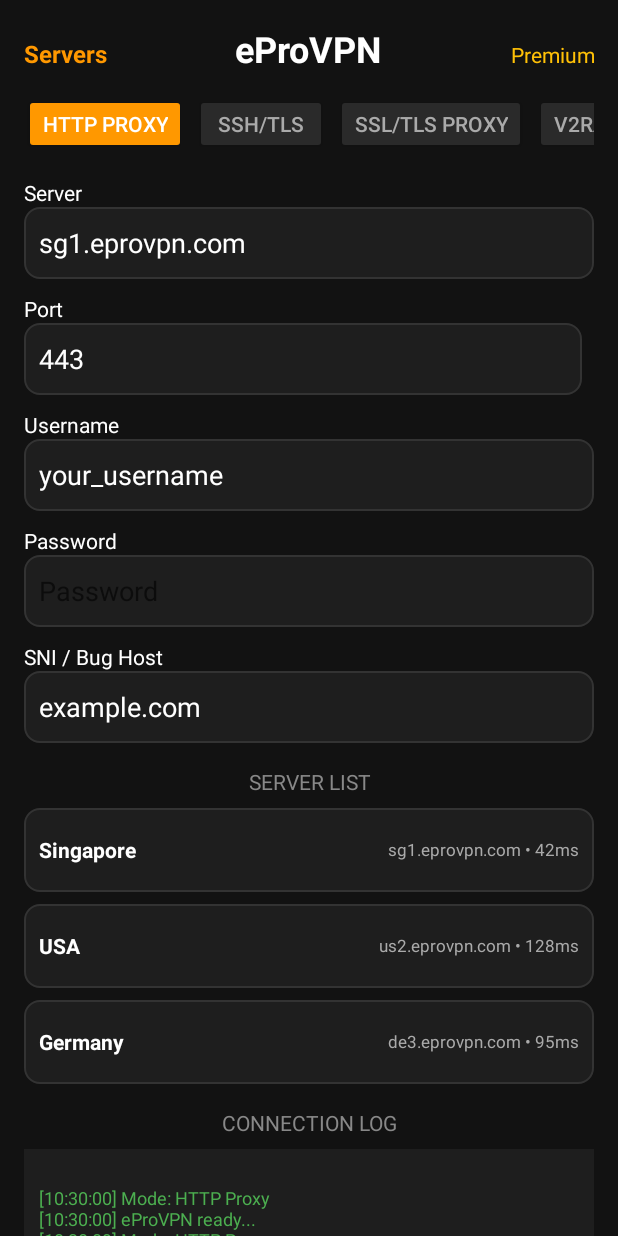
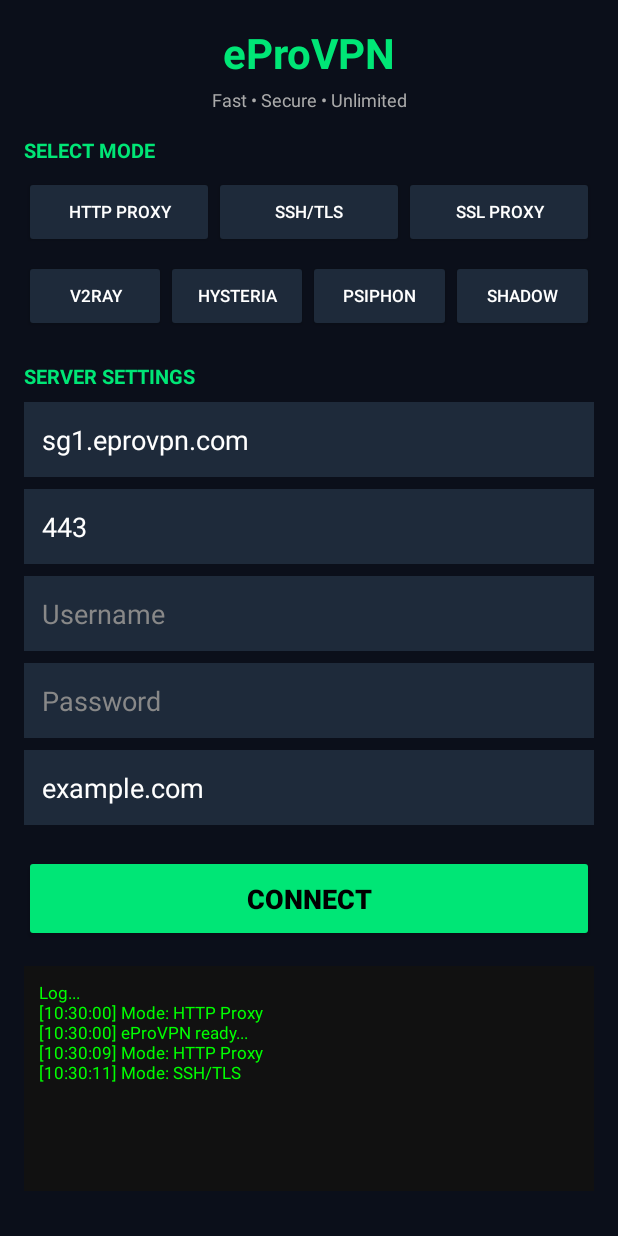
Before and after one commit to Getvinix/eProVPN, an Android app: the screen it shows after launch (MainActivity), after a tap on "SSH/TLS", on a phone screen of 412 x 824 dp. Run offline under Robolectric (Android 15) with nearby library versions, the phone set to English and light mode, and no system bars; 1 other tap on this screen came first.

Commit message:
Update activity_main.xml

```diff
--- a/app/src/main/res/layout/activity_main.xml
+++ b/app/src/main/res/layout/activity_main.xml
@@ -1,94 +1,87 @@
 <?xml version="1.0" encoding="utf-8"?>
 <ScrollView xmlns:android="http://schemas.android.com/apk/res/android"
-    android:layout_width="match_parent" android:layout_height="match_parent"
-    android:background="#121212" android:fillViewport="true">
-    <LinearLayout android:layout_width="match_parent" android:layout_height="wrap_content" android:orientation="vertical" android:padding="16dp">
+    android:layout_width="match_parent"
+    android:layout_height="match_parent"
+    android:background="#0B0F1A"
+    android:padding="16dp">
 
-        <LinearLayout android:layout_width="match_parent" android:layout_height="wrap_content" android:orientation="horizontal">
-            <TextView android:id="@+id/btnServers" android:layout_width="0dp" android:layout_weight="1" android:layout_height="wrap_content" android:text="Servers" android:textColor="#FF9800" android:textSize="16sp" android:textStyle="bold"/>
-            <TextView android:text="eProVPN" android:layout_width="wrap_content" android:layout_height="wrap_content" android:textColor="#FFFFFF" android:textSize="24sp" android:textStyle="bold"/>
-            <TextView android:id="@+id/btnPremium" android:layout_width="0dp" android:layout_weight="1" android:layout_height="wrap_content" android:text="Premium" android:textColor="#FFC107" android:textSize="14sp" android:gravity="end"/>
+    <LinearLayout
+        android:layout_width="match_parent"
+        android:layout_height="wrap_content"
+        android:orientation="vertical">
+
+        <TextView
+            android:layout_width="match_parent"
+            android:layout_height="wrap_content"
+            android:text="eProVPN"
+            android:textColor="#00E676"
+            android:textSize="28sp"
+            android:textStyle="bold"
+            android:gravity="center"
+            android:layout_marginBottom="4dp" />
+
+        <TextView
+            android:layout_width="match_parent"
+            android:layout_height="wrap_content"
+            android:text="Fast • Secure • Unlimited"
+            android:textColor="#AAAAAA"
+            android:textSize="12sp"
+            android:gravity="center"
+            android:layout_marginBottom="16dp" />
+
+        <TextView android:layout_width="wrap_content" android:layout_height="wrap_content" android:text="SELECT MODE" android:textColor="#00E676" android:textStyle="bold" android:textSize="13sp" />
+
+        <LinearLayout android:layout_width="match_parent" android:layout_height="wrap_content" android:orientation="horizontal" android:layout_marginTop="8dp">
+            <Button android:id="@+id/btnHttpProxy" android:layout_width="0dp" android:layout_height="48dp" android:layout_weight="1" android:text="HTTP Proxy" android:textSize="11sp" android:backgroundTint="#1E2A3A" android:textColor="#FFFFFF" />
+            <Button android:id="@+id/btnSshTls" android:layout_width="0dp" android:layout_height="48dp" android:layout_weight="1" android:text="SSH/TLS" android:textSize="11sp" android:backgroundTint="#1E2A3A" android:textColor="#FFFFFF" />
+            <Button android:id="@+id/btnSslProxy" android:layout_width="0dp" android:layout_height="48dp" android:layout_weight="1" android:text="SSL PROXY" android:textSize="11sp" android:backgroundTint="#1E2A3A" android:textColor="#FFFFFF" />
         </LinearLayout>
 
-        <!-- MODES SCROLL -->
-        <HorizontalScrollView android:layout_width="match_parent" android:layout_height="wrap_content" android:layout_marginTop="14dp">
-            <LinearLayout android:layout_width="wrap_content" android:layout_height="wrap_content" android:orientation="horizontal">
-                <Button android:id="@+id/btnHttpProxy" android:layout_width="wrap_content" android:layout_height="40dp" android:text="HTTP Proxy" android:backgroundTint="#FF9800" android:textColor="#FFFFFF"/>
-                <Button android:id="@+id/btnSshTls" android:layout_width="wrap_content" android:layout_height="40dp" android:text="SSH/TLS" android:backgroundTint="#2A2A2A" android:textColor="#AAAAAA" android:layout_marginStart="6dp"/>
-                <Button android:id="@+id/btnSslProxy" android:layout_width="wrap_content" android:layout_height="40dp" android:text="SSL/TLS Proxy" android:backgroundTint="#2A2A2A" android:textColor="#AAAAAA" android:layout_marginStart="6dp"/>
-                <Button android:id="@+id/btnV2ray" android:layout_width="wrap_content" android:layout_height="40dp" android:text="V2Ray/Xray" android:backgroundTint="#2A2A2A" android:textColor="#AAAAAA" android:layout_marginStart="6dp"/>
-                <Button android:id="@+id/btnHysteria" android:layout_width="wrap_content" android:layout_height="40dp" android:text="Hysteria" android:backgroundTint="#2A2A2A" android:textColor="#AAAAAA" android:layout_marginStart="6dp"/>
-                <Button android:id="@+id/btnPsiphon" android:layout_width="wrap_content" android:layout_height="40dp" android:text="Psiphon" android:backgroundTint="#2A2A2A" android:textColor="#AAAAAA" android:layout_marginStart="6dp"/>
-                <Button android:id="@+id/btnShadowsocks" android:layout_width="wrap_content" android:layout_height="40dp" android:text="Shadowsocks" android:backgroundTint="#2A2A2A" android:textColor="#AAAAAA" android:layout_marginStart="6dp"/>
-            </LinearLayout>
-        </HorizontalScrollView>
-
-        <TextView android:text="Server" android:textColor="#FFFFFF" android:layout_marginTop="16dp" android:layout_width="wrap_content" android:layout_height="wrap_content"/>
-        <EditText android:id="@+id/etServer" android:layout_width="match_parent" android:layout_height="48dp" android:text="sg1.eprovpn.com" android:textColor="#FFFFFF" android:background="@drawable/input_bg" android:padding="10dp"/>
-
-        <LinearLayout android:layout_width="match_parent" android:layout_height="wrap_content" android:orientation="horizontal" android:layout_marginTop="10dp">
-            <LinearLayout android:layout_width="0dp" android:layout_weight="1" android:layout_height="wrap_content" android:orientation="vertical" android:layout_marginEnd="8dp">
-                <TextView android:text="Port" android:textColor="#FFFFFF" android:layout_width="wrap_content" android:layout_height="wrap_content"/>
-                <EditText android:id="@+id/etPort" android:layout_width="match_parent" android:layout_height="48dp" android:text="443" android:textColor="#FFFFFF" android:background="@drawable/input_bg" android:padding="10dp"/>
-            </LinearLayout>
-            <LinearLayout android:id="@+id/layoutSsMethod" android:layout_width="0dp" android:layout_weight="1" android:layout_height="wrap_content" android:orientation="vertical" android:visibility="gone">
-                <TextView android:text="Method" android:textColor="#FFFFFF" android:layout_width="wrap_content" android:layout_height="wrap_content"/>
-                <EditText android:id="@+id/etSsMethod" android:layout_width="match_parent" android:layout_height="48dp" android:text="aes-256-gcm" android:textColor="#FFFFFF" android:background="@drawable/input_bg" android:padding="10dp"/>
-            </LinearLayout>
+        <LinearLayout android:layout_width="match_parent" android:layout_height="wrap_content" android:orientation="horizontal" android:layout_marginTop="8dp">
+            <Button android:id="@+id/btnV2ray" android:layout_width="0dp" android:layout_height="48dp" android:layout_weight="1" android:text="V2RAY" android:textSize="11sp" android:backgroundTint="#1E2A3A" android:textColor="#FFFFFF" />
+            <Button android:id="@+id/btnHysteria" android:layout_width="0dp" android:layout_height="48dp" android:layout_weight="1" android:text="HYSTERIA" android:textSize="11sp" android:backgroundTint="#1E2A3A" android:textColor="#FFFFFF" />
+            <Button android:id="@+id/btnPsiphon" android:layout_width="0dp" android:layout_height="48dp" android:layout_weight="1" android:text="PSIPHON" android:textSize="11sp" android:backgroundTint="#1E2A3A" android:textColor="#FFFFFF" />
+            <Button android:id="@+id/btnShadowsocks" android:layout_width="0dp" android:layout_height="48dp" android:layout_weight="1" android:text="SHADOW" android:textSize="11sp" android:backgroundTint="#1E2A3A" android:textColor="#FFFFFF" />
         </LinearLayout>
 
+        <TextView android:layout_width="wrap_content" android:layout_height="wrap_content" android:text="SERVER SETTINGS" android:textColor="#00E676" android:textStyle="bold" android:textSize="13sp" android:layout_marginTop="20dp" />
+
+        <EditText android:id="@+id/etServer" android:layout_width="match_parent" android:layout_height="50dp" android:hint="Server Host" android:text="sg1.eprovpn.com" android:textColor="#FFFFFF" android:textColorHint="#888888" android:background="#1E2A3A" android:padding="12dp" android:layout_marginTop="8dp" />
+        <EditText android:id="@+id/etPort" android:layout_width="match_parent" android:layout_height="50dp" android:hint="Port" android:text="443" android:inputType="number" android:textColor="#FFFFFF" android:textColorHint="#888888" android:background="#1E2A3A" android:padding="12dp" android:layout_marginTop="8dp" />
+
         <LinearLayout android:id="@+id/layoutUserPass" android:layout_width="match_parent" android:layout_height="wrap_content" android:orientation="vertical">
-            <TextView android:text="Username" android:textColor="#FFFFFF" android:layout_marginTop="10dp" android:layout_width="wrap_content" android:layout_height="wrap_content"/>
-            <EditText android:id="@+id/etUsername" android:layout_width="match_parent" android:layout_height="48dp" android:text="your_username" android:textColor="#FFFFFF" android:background="@drawable/input_bg" android:padding="10dp"/>
-            <TextView android:text="Password" android:textColor="#FFFFFF" android:layout_marginTop="10dp" android:layout_width="wrap_content" android:layout_height="wrap_content"/>
-            <EditText android:id="@+id/etPassword" android:layout_width="match_parent" android:layout_height="48dp" android:hint="Password" android:textColor="#FFFFFF" android:inputType="textPassword" android:background="@drawable/input_bg" android:padding="10dp"/>
+            <EditText android:id="@+id/etUsername" android:layout_width="match_parent" android:layout_height="50dp" android:hint="Username" android:textColor="#FFFFFF" android:textColorHint="#888888" android:background="#1E2A3A" android:padding="12dp" android:layout_marginTop="8dp" />
+            <EditText android:id="@+id/etPassword" android:layout_width="match_parent" android:layout_height="50dp" android:hint="Password" android:inputType="textPassword" android:textColor="#FFFFFF" android:textColorHint="#888888" android:background="#1E2A3A" android:padding="12dp" android:layout_marginTop="8dp" />
         </LinearLayout>
 
         <LinearLayout android:id="@+id/layoutPayload" android:layout_width="match_parent" android:layout_height="wrap_content" android:orientation="vertical">
-            <TextView android:text="Payload" android:textColor="#FFFFFF" android:layout_marginTop="10dp" android:layout_width="wrap_content" android:layout_height="wrap_content"/>
-            <EditText android:id="@+id/etPayload" android:layout_width="match_parent" android:layout_height="80dp" android:text="GET / HTTP/1.1" android:textColor="#FFFFFF" android:background="@drawable/input_bg" android:padding="10dp" android:gravity="top"/>
+            <EditText android:id="@+id/etPayload" android:layout_width="match_parent" android:layout_height="90dp" android:hint="Payload" android:gravity="top" android:textColor="#FFFFFF" android:textColorHint="#888888" android:background="#1E2A3A" android:padding="12dp" android:layout_marginTop="8dp" />
         </LinearLayout>
 
         <LinearLayout android:id="@+id/layoutSni" android:layout_width="match_parent" android:layout_height="wrap_content" android:orientation="vertical">
-            <TextView android:text="SNI / Bug Host" android:textColor="#FFFFFF" android:layout_marginTop="10dp" android:layout_width="wrap_content" android:layout_height="wrap_content"/>
-            <EditText android:id="@+id/etSni" android:layout_width="match_parent" android:layout_height="48dp" android:text="example.com" android:textColor="#FFFFFF" android:background="@drawable/input_bg" android:padding="10dp"/>
+            <EditText android:id="@+id/etSni" android:layout_width="match_parent" android:layout_height="50dp" android:hint="SNI / Bug Host" android:textColor="#FFFFFF" android:textColorHint="#888888" android:background="#1E2A3A" android:padding="12dp" android:layout_marginTop="8dp" />
+        </LinearLayout>
+
+        <LinearLayout android:id="@+id/layoutRemote" android:layout_width="match_parent" android:layout_height="wrap_content" android:orientation="horizontal">
+            <EditText android:id="@+id/etRemoteProxy" android:layout_width="0dp" android:layout_height="50dp" android:layout_weight="2" android:hint="Remote Proxy" android:textColor="#FFFFFF" android:textColorHint="#888888" android:background="#1E2A3A" android:padding="12dp" android:layout_marginTop="8dp" />
+            <EditText android:id="@+id/etRemotePort" android:layout_width="0dp" android:layout_height="50dp" android:layout_weight="1" android:hint="Port" android:inputType="number" android:textColor="#FFFFFF" android:textColorHint="#888888" android:background="#1E2A3A" android:padding="12dp" android:layout_marginTop="8dp" android:layout_marginStart="8dp" />
         </LinearLayout>
 
         <LinearLayout android:id="@+id/layoutUuid" android:layout_width="match_parent" android:layout_height="wrap_content" android:orientation="vertical">
-            <TextView android:text="UUID / Auth Password" android:textColor="#FFFFFF" android:layout_marginTop="10dp" android:layout_width="wrap_content" android:layout_height="wrap_content"/>
-            <EditText android:id="@+id/etUuid" android:layout_width="match_parent" android:layout_height="48dp" android:hint="UUID" android:textColor="#FFFFFF" android:background="@drawable/input_bg" android:padding="10dp"/>
+            <EditText android:id="@+id/etUuid" android:layout_width="match_parent" android:layout_height="50dp" android:hint="UUID" android:textColor="#FFFFFF" android:textColorHint="#888888" android:background="#1E2A3A" android:padding="12dp" android:layout_marginTop="8dp" />
         </LinearLayout>
 
         <LinearLayout android:id="@+id/layoutVless" android:layout_width="match_parent" android:layout_height="wrap_content" android:orientation="vertical">
-            <TextView android:text="VLESS / VMess Link" android:textColor="#FFFFFF" android:layout_marginTop="10dp" android:layout_width="wrap_content" android:layout_height="wrap_content"/>
-            <EditText android:id="@+id/etVlessLink" android:layout_width="match_parent" android:layout_height="48dp" android:hint="vless://..." android:textColor="#FFFFFF" android:background="@drawable/input_bg" android:padding="10dp"/>
+            <EditText android:id="@+id/etVlessLink" android:layout_width="match_parent" android:layout_height="90dp" android:hint="Paste VLESS / VMESS Link" android:gravity="top" android:textColor="#FFFFFF" android:textColorHint="#888888" android:background="#1E2A3A" android:padding="12dp" android:layout_marginTop="8dp" />
         </LinearLayout>
 
-        <LinearLayout android:id="@+id/layoutRemote" android:layout_width="match_parent" android:layout_height="wrap_content" android:orientation="vertical">
-            <TextView android:text="REMOTE PROXY" android:textColor="#888888" android:gravity="center" android:layout_marginTop="14dp" android:layout_width="match_parent" android:layout_height="wrap_content"/>
-            <LinearLayout android:layout_width="match_parent" android:layout_height="wrap_content" android:orientation="horizontal" android:layout_marginTop="8dp">
-                <EditText android:id="@+id/etRemoteProxy" android:layout_width="0dp" android:layout_weight="1" android:layout_height="48dp" android:text="127.0.0.1" android:gravity="center" android:textColor="#FFFFFF" android:background="@drawable/input_bg" android:layout_marginEnd="8dp"/>
-                <EditText android:id="@+id/etRemotePort" android:layout_width="0dp" android:layout_weight="1" android:layout_height="48dp" android:text="8080" android:gravity="center" android:textColor="#FFFFFF" android:background="@drawable/input_bg"/>
-            </LinearLayout>
+        <LinearLayout android:id="@+id/layoutSsMethod" android:layout_width="match_parent" android:layout_height="wrap_content" android:orientation="vertical">
+            <EditText android:id="@+id/etSsMethod" android:layout_width="match_parent" android:layout_height="50dp" android:hint="Method: aes-256-gcm" android:text="aes-256-gcm" android:textColor="#FFFFFF" android:textColorHint="#888888" android:background="#1E2A3A" android:padding="12dp" android:layout_marginTop="8dp" />
         </LinearLayout>
 
-        <TextView android:text="SERVER LIST" android:textColor="#888888" android:gravity="center" android:layout_marginTop="16dp" android:layout_width="match_parent" android:layout_height="wrap_content"/>
-        <LinearLayout android:id="@+id/serverSingapore" android:layout_width="match_parent" android:layout_height="56dp" android:orientation="horizontal" android:background="@drawable/input_bg" android:padding="10dp" android:layout_marginTop="8dp" android:gravity="center_vertical">
-            <TextView android:text="Singapore" android:textColor="#FFFFFF" android:textStyle="bold" android:layout_width="0dp" android:layout_weight="1" android:layout_height="wrap_content"/>
-            <TextView android:text="sg1.eprovpn.com • 42ms" android:textColor="#AAAAAA" android:textSize="11sp" android:layout_width="wrap_content" android:layout_height="wrap_content"/>
-        </LinearLayout>
-        <LinearLayout android:id="@+id/serverUSA" android:layout_width="match_parent" android:layout_height="56dp" android:orientation="horizontal" android:background="@drawable/input_bg" android:padding="10dp" android:layout_marginTop="8dp" android:gravity="center_vertical">
-            <TextView android:text="USA" android:textColor="#FFFFFF" android:textStyle="bold" android:layout_width="0dp" android:layout_weight="1" android:layout_height="wrap_content"/>
-            <TextView android:text="us2.eprovpn.com • 128ms" android:textColor="#AAAAAA" android:textSize="11sp" android:layout_width="wrap_content" android:layout_height="wrap_content"/>
-        </LinearLayout>
-        <LinearLayout android:id="@+id/serverGermany" android:layout_width="match_parent" android:layout_height="56dp" android:orientation="horizontal" android:background="@drawable/input_bg" android:padding="10dp" android:layout_marginTop="8dp" android:gravity="center_vertical">
-            <TextView android:text="Germany" android:textColor="#FFFFFF" android:textStyle="bold" android:layout_width="0dp" android:layout_weight="1" android:layout_height="wrap_content"/>
-            <TextView android:text="de3.eprovpn.com • 95ms" android:textColor="#AAAAAA" android:textSize="11sp" android:layout_width="wrap_content" android:layout_height="wrap_content"/>
-        </LinearLayout>
+        <Button android:id="@+id/btnConnect" android:layout_width="match_parent" android:layout_height="58dp" android:text="CONNECT" android:textSize="18sp" android:textStyle="bold" android:backgroundTint="#00E676" android:textColor="#000000" android:layout_marginTop="20dp" />
 
-        <TextView android:text="CONNECTION LOG" android:textColor="#888888" android:gravity="center" android:layout_marginTop="16dp" android:layout_width="match_parent" android:layout_height="wrap_content"/>
-        <TextView android:id="@+id/tvLog" android:layout_width="match_parent" android:layout_height="110dp" android:background="#1E1E1E" android:textColor="#4CAF50" android:textSize="12sp" android:padding="10dp" android:layout_marginTop="8dp"/>
+        <TextView android:id="@+id/tvLog" android:layout_width="match_parent" android:layout_height="150dp" android:text="Log..." android:textColor="#00FF00" android:textSize="11sp" android:background="#111111" android:padding="10dp" android:layout_marginTop="16dp" />
 
-        <Button android:id="@+id/btnConnect" android:layout_width="match_parent" android:layout_height="56dp" android:text="CONNECT" android:textSize="20sp" android:textStyle="bold" android:backgroundTint="#FF9800" android:textColor="#FFFFFF" android:layout_marginTop="16dp"/>
     </LinearLayout>
 </ScrollView>
```
